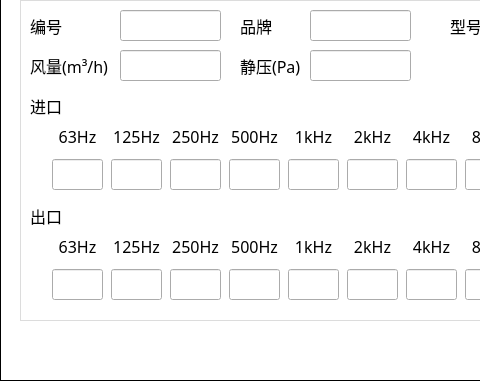
Qt form NoiseCalSoft/inputDialog/dialog_fan_noise.ui (haobana/NoiCal) before a commit; both pictures show x 0 to 480 and y 90 to 471 of the 651 by 471 pixel window.
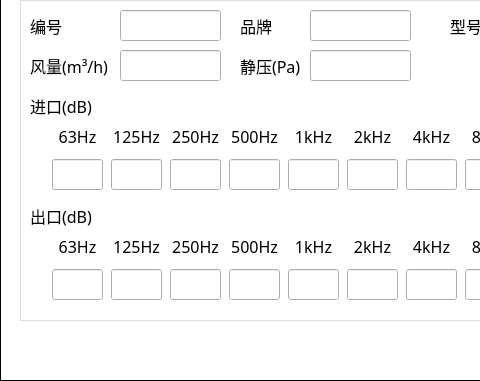
The same form after that commit. Icons and pictures are not drawn.

```diff
--- a/NoiseCalSoft/inputDialog/dialog_fan_noise.ui
+++ b/NoiseCalSoft/inputDialog/dialog_fan_noise.ui
@@ -823,7 +823,7 @@
       <rect>
        <x>10</x>
        <y>90</y>
-       <width>41</width>
+       <width>71</width>
        <height>31</height>
       </rect>
      </property>
@@ -834,7 +834,7 @@
       </font>
      </property>
      <property name="text">
-      <string>进口</string>
+      <string>进口(dB)</string>
      </property>
     </widget>
     <widget class="QLabel" name="label_19">
@@ -842,7 +842,7 @@
       <rect>
        <x>10</x>
        <y>200</y>
-       <width>41</width>
+       <width>71</width>
        <height>31</height>
       </rect>
      </property>
@@ -853,7 +853,7 @@
       </font>
      </property>
      <property name="text">
-      <string>出口</string>
+      <string>出口(dB)</string>
      </property>
     </widget>
     <widget class="QWidget" name="layoutWidget_3">
```
